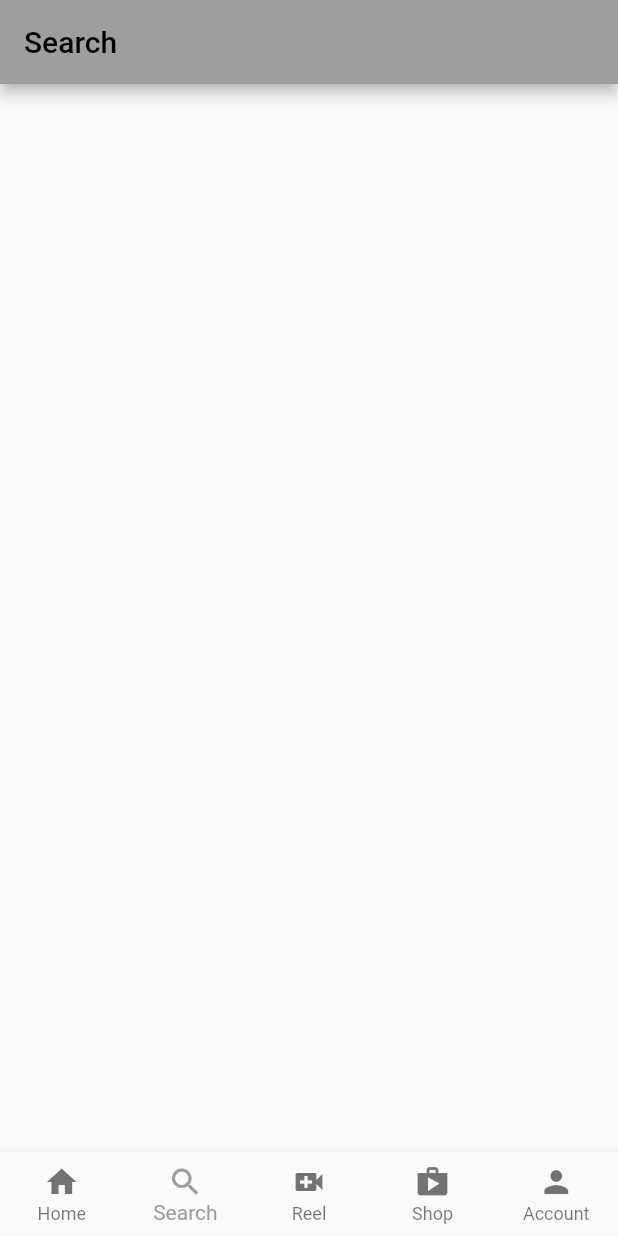
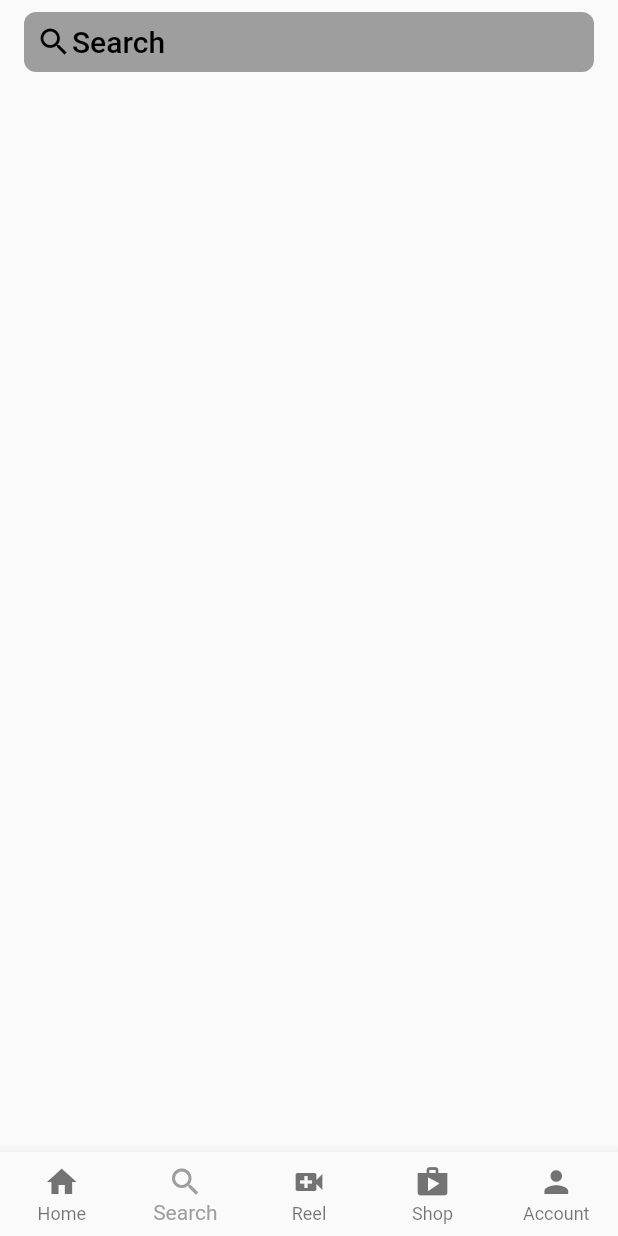
Before and after one commit to 0-nikesh/instademo, a Flutter app: the screen it shows after launch, item 2 of the bottom bar chosen, on a phone screen of 412 x 824 dp. Run offline on Flutter 3.47's test engine with Material 2 defaults, Android fonts, the light colour scheme and no system bars.

Commit message:
added radius to search bar

```diff
--- a/lib/pages/search.dart
+++ b/lib/pages/search.dart
@@ -5,13 +5,22 @@ class UserSearch extends StatelessWidget {
   Widget build(BuildContext context) {
     return Scaffold(
       appBar: AppBar(
-          title: Row(
+          backgroundColor: Colors.transparent,
+          elevation: 0,
+          title: ClipRRect(
+            borderRadius: BorderRadius.circular(8),
+            child: Container(
+              padding: EdgeInsets.all(8),
+              color: Colors.grey[500],
+              child: Row(
                 children: [
+                  Icon(Icons.search),
                   Container(
-            color: Colors.grey[500],
                     child: Text("Search"),
                   )
                 ],
+              ),
+            ),
           )),
     );
   }
```
Lines whose indentation alone changed are shown as unchanged.
